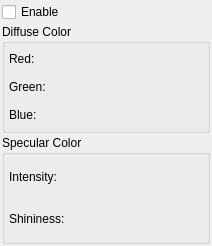
Qt form src/Interface/Application/TransferFunctionFeatureWidget.ui (jessdtate/Seg3D) before a commit.
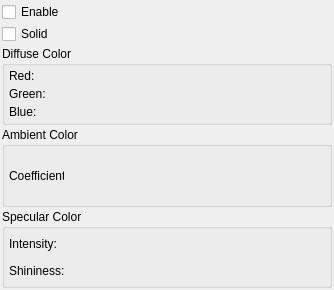
The same form after that commit. Custom widgets are drawn as their Qt base class.

Commit message: Added control of per material ambient term to the transfer function editor. Added faux shading to the volume renderer. Added an option to make transfer function features completely solid.

```diff
--- a/src/Interface/Application/TransferFunctionFeatureWidget.ui
+++ b/src/Interface/Application/TransferFunctionFeatureWidget.ui
@@ -6,8 +6,8 @@
    <rect>
     <x>0</x>
     <y>0</y>
-    <width>212</width>
-    <height>246</height>
+    <width>334</width>
+    <height>290</height>
    </rect>
   </property>
   <property name="windowTitle">
@@ -27,6 +27,13 @@
      </property>
     </widget>
    </item>
+   <item>
+    <widget class="QCheckBox" name="solid_checkbox_">
+     <property name="text">
+      <string>Solid</string>
+     </property>
+    </widget>
+   </item>
    <item>
     <widget class="QGroupBox" name="color_groupbox_">
      <property name="title">
@@ -147,7 +154,63 @@
      </layout>
     </widget>
    </item>
+   <item>
+    <widget class="QGroupBox" name="groupBox_2">
+     <property name="title">
+      <string>Ambient Color</string>
+     </property>
+     <layout class="QVBoxLayout" name="verticalLayout_4">
+      <property name="spacing">
+       <number>2</number>
+      </property>
+      <property name="leftMargin">
+       <number>4</number>
+      </property>
+      <property name="topMargin">
+       <number>2</number>
+      </property>
+      <property name="rightMargin">
+       <number>2</number>
+      </property>
+      <property name="bottomMargin">
+       <number>2</number>
+      </property>
       <item>
+       <layout class="QHBoxLayout" name="horizontalLayout_5">
+        <item>
+         <widget class="QLabel" name="label_5">
+          <property name="sizePolicy">
+           <sizepolicy hsizetype="Fixed" vsizetype="Preferred">
+            <horstretch>0</horstretch>
+            <verstretch>0</verstretch>
+           </sizepolicy>
+          </property>
+          <property name="minimumSize">
+           <size>
+            <width>55</width>
+            <height>0</height>
+           </size>
+          </property>
+          <property name="maximumSize">
+           <size>
+            <width>55</width>
+            <height>16777215</height>
+           </size>
+          </property>
+          <property name="text">
+           <string>Coefficient:</string>
+          </property>
+         </widget>
+        </item>
+        <item>
+         <widget class="QtUtils::QtSliderDoubleCombo" name="ambient_coeff_slider_" native="true"/>
+        </item>
+       </layout>
+      </item>
+     </layout>
+    </widget>
+   </item>
+   <item>
     <widget class="QGroupBox" name="groupBox">
      <property name="title">
       <string>Specular Color</string>
```
The commit also changes 6 other files.
